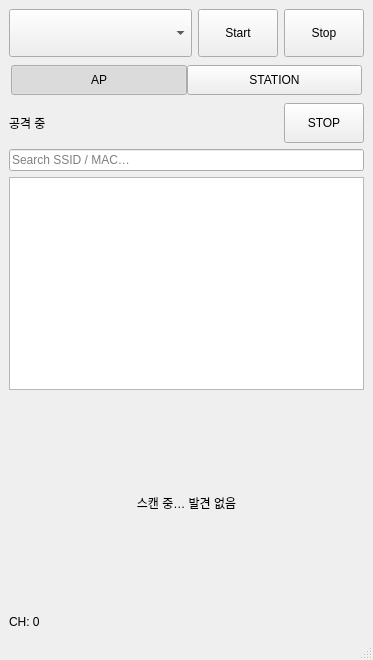
Old version of the form mainwindow.ui in the repository suseong41/SuNiffing.
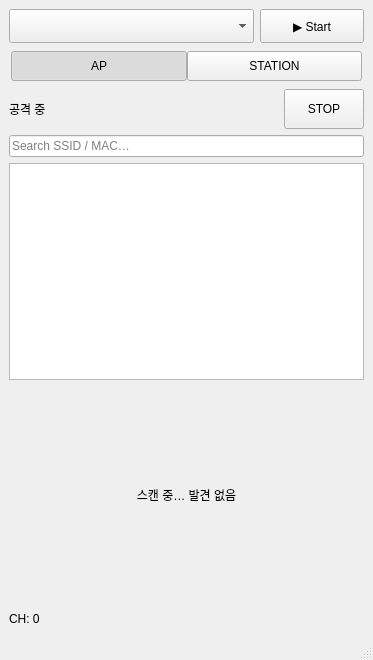
New version of the form.

Patch:
```diff
--- a/mainwindow.ui
+++ b/mainwindow.ui
@@ -28,34 +28,36 @@
         <property name="minimumSize">
          <size>
           <width>0</width>
-          <height>48</height>
+          <height>34</height>
          </size>
         </property>
-       </widget>
-      </item>
-      <item>
-       <widget class="QPushButton" name="startButton">
-        <property name="minimumSize">
+        <property name="maximumSize">
          <size>
-          <width>0</width>
-          <height>48</height>
+          <width>16777215</width>
+          <height>34</height>
          </size>
         </property>
-        <property name="text">
-         <string>Start</string>
-        </property>
        </widget>
       </item>
       <item>
        <widget class="QPushButton" name="stopButton">
         <property name="minimumSize">
          <size>
-          <width>0</width>
-          <height>48</height>
+          <width>104</width>
+          <height>34</height>
          </size>
         </property>
+        <property name="maximumSize">
+         <size>
+          <width>16777215</width>
+          <height>34</height>
+         </size>
+        </property>
+        <property name="cursor">
+         <cursorShape>PointingHandCursor</cursorShape>
+        </property>
         <property name="text">
-         <string>Stop</string>
+         <string>▶ Start</string>
         </property>
        </widget>
       </item>
@@ -229,11 +231,28 @@
      </widget>
     </item>
     <item>
-     <widget class="QLabel" name="currentCh">
-      <property name="text">
-       <string>CH: 0</string>
-      </property>
-     </widget>
+     <layout class="QHBoxLayout" name="footerBar">
+      <item>
+       <widget class="QLabel" name="currentCh">
+        <property name="text">
+         <string>CH: 0</string>
+        </property>
+       </widget>
+      </item>
+      <item>
+       <spacer name="footerSpacer">
+        <property name="orientation">
+         <enum>Qt::Orientation::Horizontal</enum>
+        </property>
+        <property name="sizeHint" stdset="0">
+         <size>
+          <width>40</width>
+          <height>20</height>
+         </size>
+        </property>
+       </spacer>
+      </item>
+     </layout>
     </item>
    </layout>
   </widget>
```
Left out of the diff: 2 changed lines with no effect on the pictures.
